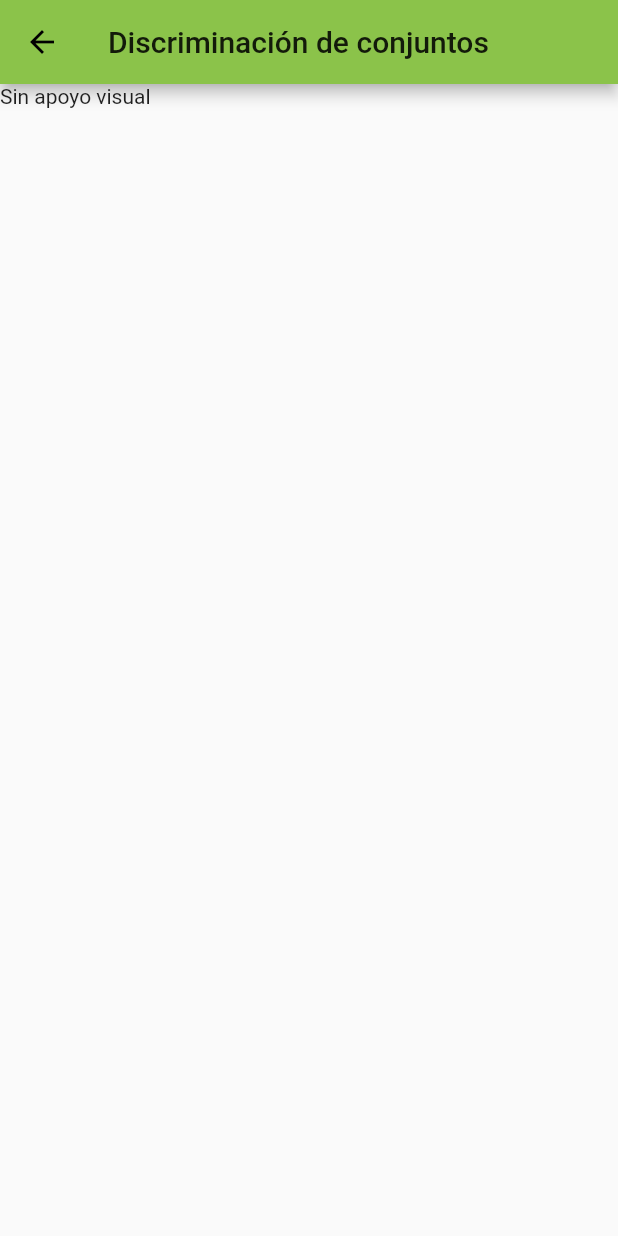
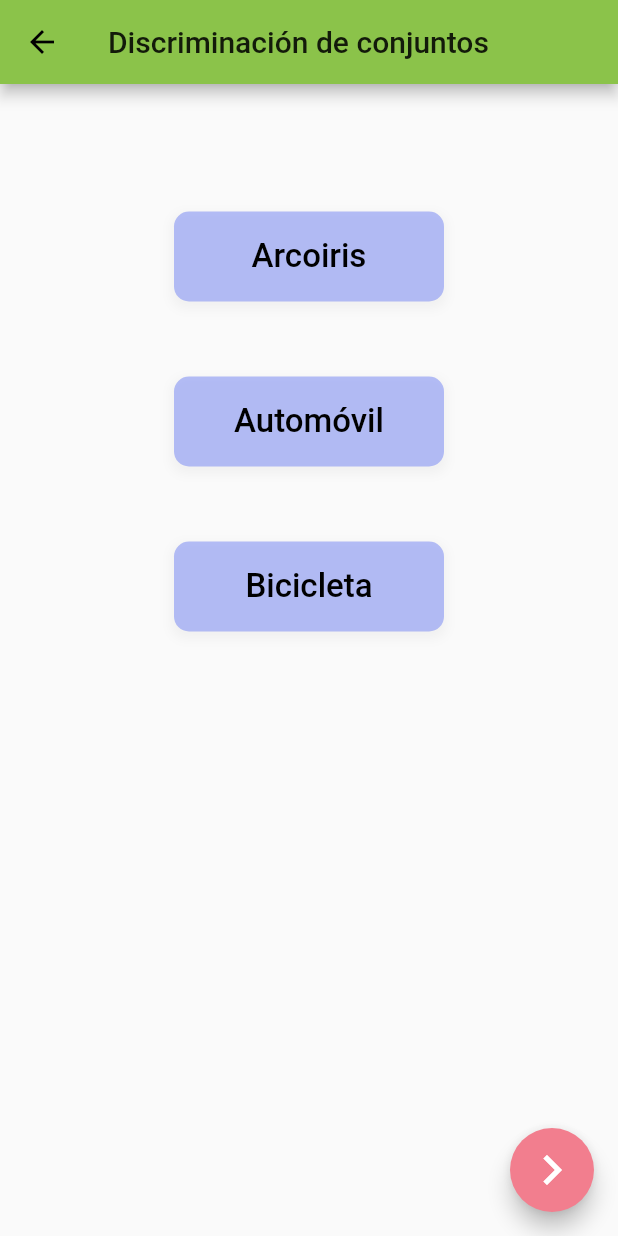
Before and after one commit to RodrigoScott/autismoapp, a Flutter app: the DiscriminationPage screen opened by its route, on a phone screen of 412 x 824 dp. Run offline on Flutter 3.47's test engine with Material 2 defaults, Android fonts, the phone set to English and light mode, and no system bars; our stand-ins replace audioplayers.

Commit message:
Fixed design and added activity 3

```diff
--- a/data/menu_opts.json
+++ b/data/menu_opts.json
@@ -15,11 +15,6 @@
             "route" : "discrimination",
             "icon" : "widgets",
             "text": "Discriminación de conjuntos"
-        },
-        {
-            "route" : "prueba",
-            "icon" : "voice",
-            "text": "Prueba"
         }
 
     ]
--- a/lib/src/pages/discrimination_page.dart
+++ b/lib/src/pages/discrimination_page.dart
@@ -1,14 +1,71 @@
 import 'package:flutter/material.dart';
 
-class DiscriminationPage extends StatelessWidget {
+class DiscriminationPage extends StatefulWidget {
   @override
+  _DiscriminationPageState createState() => _DiscriminationPageState();
+}
+
+class _DiscriminationPageState extends State<DiscriminationPage> {
+
+  Color _color=Color.fromRGBO(149, 162, 244,0.7);
+
   Widget build(BuildContext context) {
     return Scaffold(
-      appBar: AppBar(
-        title: Text('Discriminación de conjuntos')
+      appBar: AppBar(title:Text('Discriminación de conjuntos')),
+      body: Center(
+        child: Column(
+          children: <Widget>[
+            SizedBox(height: 60.0),
+            _buildContainer('Arcoiris'),
+            _buildContainer('Automóvil'),
+            _buildContainer('Bicicleta'),
+          ],
+        ),
       ),
-      body: Container(
-        child: Text('Sin apoyo visual'),
+      floatingActionButton: Visibility(
+          //visible: _isVisible,
+          child: FloatingActionButton(
+            child: Icon(Icons.navigate_next, color: Colors.white, size: 40.0),
+            backgroundColor: Color.fromRGBO(242, 126, 142, 1.0),
+            onPressed: () => {}
+          )
+        ),
+    );
+  }
+
+  Widget _buildContainer(String text) {
+    return ClipRect(
+      child: Container(
+        height: 60.0,
+        width: 180.0,
+        margin: EdgeInsets.all(25.0),
+        decoration: BoxDecoration(
+          color: _color,
+          borderRadius: BorderRadius.circular(10.0),
+          boxShadow: [
+            BoxShadow(
+              color: Colors.grey.withOpacity(0.1),
+              spreadRadius: 2,
+              blurRadius: 5,
+              offset: Offset(0, 3)
+            ),
+          ],
+        ),
+        child: FlatButton(
+          child: Column(
+            mainAxisAlignment: MainAxisAlignment.center,
+            children: <Widget>[
+              SizedBox(height: 5.0),
+              Text(text, style: TextStyle(color: Colors.black, fontSize: 22.0)),
+              SizedBox(height: 5.0),
+            ],
+          ),
+          onPressed: (){
+            setState(() {
+              _color=Color.fromRGBO(242, 126, 142, 0.7);
+            });
+          },
+        ),
       ),
     );
   }
```
Also changed, not shown: lib/src/pages/discrimination_images_page.dart (+25 -8 lines), lib/src/pages/imitate_page.dart (+18 -30 lines), lib/src/pages/sound_page.dart (+7 -9 lines).
